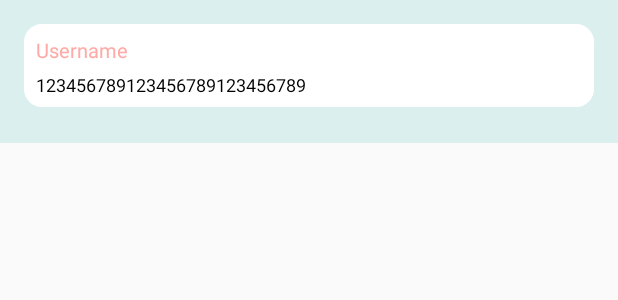
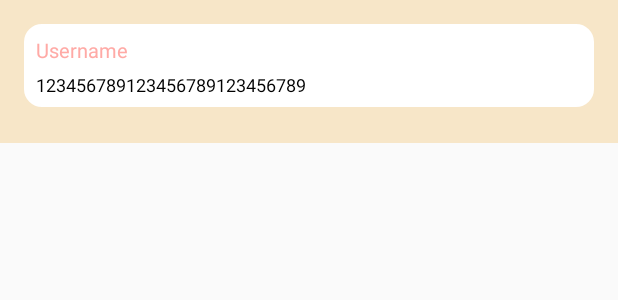
Before and after one commit to sydnieec/CloudChat, an Android app: the layout self_message.xml on its own in the app's theme, with its tools: preview values and no code run, on a phone screen of 412 x 824 dp. Shown: the top 300 px of the screen. Run offline under Robolectric (Android 15) with nearby library versions, the light colour scheme and no system bars; network calls fail.

Commit message:
fixed layout and added chatroom name to view

```diff
--- a/app/src/main/AndroidManifest.xml
+++ b/app/src/main/AndroidManifest.xml
@@ -9,6 +9,7 @@
         android:roundIcon="@mipmap/cloud_chat_icon"
         android:supportsRtl="true"
         android:theme="@style/AppTheme">
+
         <activity android:name=".MainActivity">
             <intent-filter>
                 <action android:name="android.intent.action.MAIN" />
--- a/app/src/main/java/com/example/candy/cloudchat/Chatroom.java
+++ b/app/src/main/java/com/example/candy/cloudchat/Chatroom.java
@@ -8,8 +8,6 @@ public class Chatroom {
     private int id;
     private String name;
     private int numberofpeople;
-
-
 
     //Constructor
     public Chatroom (int id, String name, int numberofpeople){
--- a/app/src/main/java/com/example/candy/cloudchat/PopActivity.java
+++ b/app/src/main/java/com/example/candy/cloudchat/PopActivity.java
@@ -39,8 +39,6 @@ public class PopActivity extends Activity {
         setContentView(R.layout.activity_pop);
         buttoncreateroom= (Button) findViewById(R.id.buttonaddroom);
         createroomname= (EditText) findViewById(R.id.createroomname);
-
-
         buttoncreateroom.setOnClickListener(new Button.OnClickListener(){
                 public void onClick(View v) {
                     if (createroomname.getText().length()<1 || createroomname.getText().length()>10) {
--- a/app/src/main/java/com/example/candy/cloudchat/chats.java
+++ b/app/src/main/java/com/example/candy/cloudchat/chats.java
@@ -59,7 +59,6 @@ public class chats extends AppCompatActivity {
       String chatroomName =getIntent().getStringExtra("chatroomName");
       final String username = getIntent().getStringExtra("Username");
 
-
       JSONObject jsmessage = new JSONObject();
       jsmessage.put("room", chatroomName);
       JSONObject jsonObj = new JSONObject();
@@ -102,6 +101,7 @@ public class chats extends AppCompatActivity {
     this.setRequestedOrientation(ActivityInfo.SCREEN_ORIENTATION_PORTRAIT);
     final String username = getIntent().getStringExtra("Username");
       String chatroomName =getIntent().getStringExtra("chatroomName");
+      setTitle(chatroomName);
       message_edit = (EditText) findViewById(R.id.message_edit);
     Button send_button = (Button) findViewById(R.id.send_button);
     sendRequestAndPrintResponse();
@@ -115,10 +115,10 @@ public class chats extends AppCompatActivity {
           message_edit.setError("Message between 1-60 characters");
 
         } else {
-          message_edit.setText("");
 
           try {
             attemptSend();
+            message_edit.setText("");
           } catch (JSONException e) {
             e.printStackTrace();
           }
--- a/app/src/main/res/layout/chats.xml
+++ b/app/src/main/res/layout/chats.xml
@@ -4,7 +4,7 @@
     xmlns:tools="http://schemas.android.com/tools"
     android:layout_width="match_parent"
     android:layout_height="match_parent"
-    android:background="#dcefef"
+    android:background="#f7e6c8"
     android:theme="@style/AppTheme"
     tools:context="com.example.candy.cloudchat.MainActivity">
 
--- a/app/src/main/res/layout/self_message.xml
+++ b/app/src/main/res/layout/self_message.xml
@@ -7,7 +7,7 @@
     xmlns:tools="http://schemas.android.com/tools"
     android:layout_width="match_parent"
     android:layout_height="wrap_content"
-    android:background="#dcefef"
+    android:background="#f7e6c8"
     tools:layout_editor_absoluteY="81dp">
 
     <TextView
```
Also changed, not shown: app/src/main/java/com/example/candy/cloudchat/ChatroomAdapter.java (+7 -3 lines), app/src/main/java/com/example/candy/cloudchat/Display.java (+1 -11 lines), app/src/main/java/com/example/candy/cloudchat/signup.java (+5 -5 lines).
